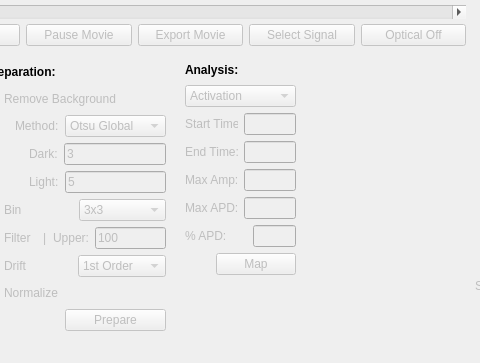
The window that src/ui/KairoSight_WindowMain_Retro.ui (kairosight/KairoSight-2.0) describes before a commit, drawn with Qt 5; both pictures show x 215 to 695 and y 390 to 753 of the 1327 by 835 pixel window.
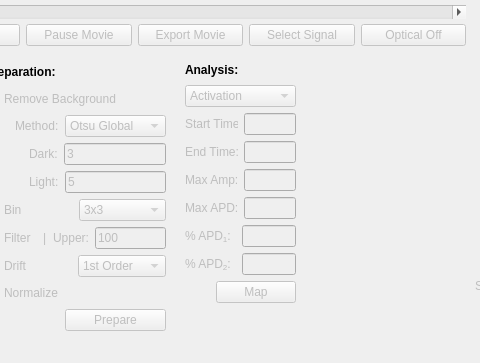
The same window after the commit.

Diff of the .ui file:
```diff
--- a/src/ui/KairoSight_WindowMain_Retro.ui
+++ b/src/ui/KairoSight_WindowMain_Retro.ui
@@ -877,7 +877,7 @@
       <x>400</x>
       <y>450</y>
       <width>111</width>
-      <height>215</height>
+      <height>243</height>
      </rect>
     </property>
     <layout class="QVBoxLayout" name="verticalLayout">
@@ -1042,13 +1042,58 @@
          <property name="enabled">
           <bool>false</bool>
          </property>
+         <property name="sizePolicy">
+          <sizepolicy hsizetype="Preferred" vsizetype="Preferred">
+           <horstretch>0</horstretch>
+           <verstretch>0</verstretch>
+          </sizepolicy>
+         </property>
+         <property name="minimumSize">
+          <size>
+           <width>51</width>
+           <height>0</height>
+          </size>
+         </property>
          <property name="text">
-          <string>% APD:      </string>
+          <string>&lt;html&gt;&lt;head/&gt;&lt;body&gt;&lt;p&gt;% APD&lt;span style=&quot; vertical-align:sub;&quot;&gt;1&lt;/span&gt;:&lt;/p&gt;&lt;/body&gt;&lt;/html&gt;</string>
          </property>
         </widget>
        </item>
        <item>
-        <widget class="QLineEdit" name="perc_apd_edit">
+        <widget class="QLineEdit" name="perc_apd_edit_01">
+         <property name="enabled">
+          <bool>false</bool>
+         </property>
+        </widget>
+       </item>
+      </layout>
+     </item>
+     <item>
+      <layout class="QHBoxLayout" name="horizontalLayout_5">
+       <item>
+        <widget class="QLabel" name="perc_apd_label_02">
+         <property name="enabled">
+          <bool>false</bool>
+         </property>
+         <property name="sizePolicy">
+          <sizepolicy hsizetype="Preferred" vsizetype="Preferred">
+           <horstretch>0</horstretch>
+           <verstretch>0</verstretch>
+          </sizepolicy>
+         </property>
+         <property name="minimumSize">
+          <size>
+           <width>51</width>
+           <height>0</height>
+          </size>
+         </property>
+         <property name="text">
+          <string>&lt;html&gt;&lt;head/&gt;&lt;body&gt;&lt;p&gt;% APD&lt;sub&gt;2&lt;/sub&gt;:&lt;/p&gt;&lt;/body&gt;&lt;/html&gt;</string>
+         </property>
+        </widget>
+       </item>
+       <item>
+        <widget class="QLineEdit" name="perc_apd_edit_02">
          <property name="enabled">
           <bool>false</bool>
          </property>
```
Left out of the diff: 2 changed lines with no effect on the pictures.
